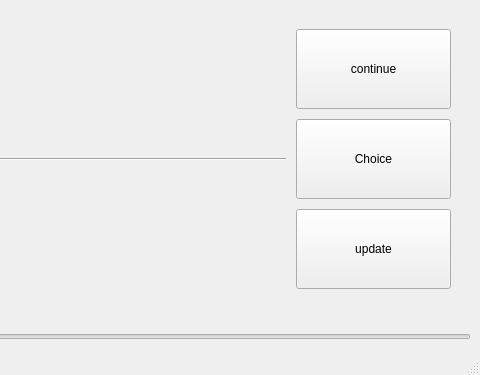
The window that form.ui (SashaProgrammist/WordFlow) describes before a commit, drawn with Qt 5; both pictures show x 521 to 1001 and y 0 to 375 of the 1001 by 375 pixel window.
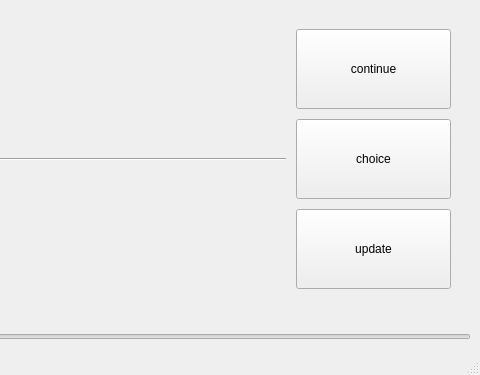
The same window after the commit. Icons and pictures are not drawn.

Commit message: the selection method has been changed

Patch:
```diff
--- a/form.ui
+++ b/form.ui
@@ -158,7 +158,7 @@
            </size>
           </property>
           <property name="text">
-           <string>Choice</string>
+           <string>choice</string>
           </property>
           <property name="icon">
            <iconset theme="QIcon::ThemeIcon::HelpFaq"/>
```
The commit also changes 2 other files.
